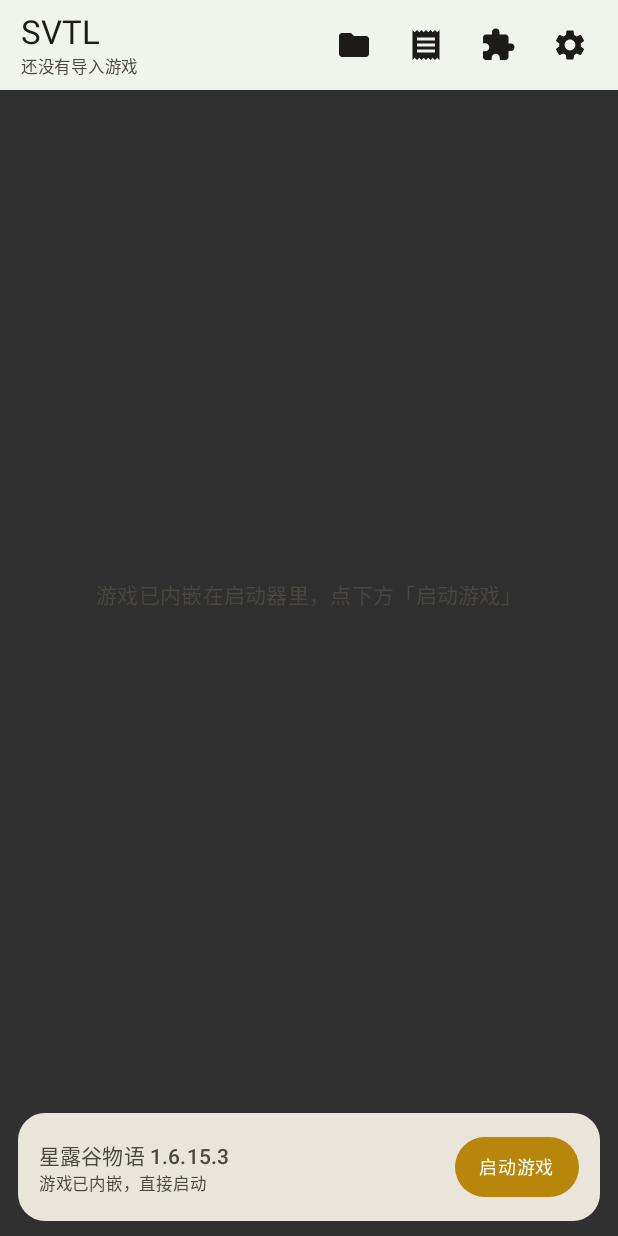
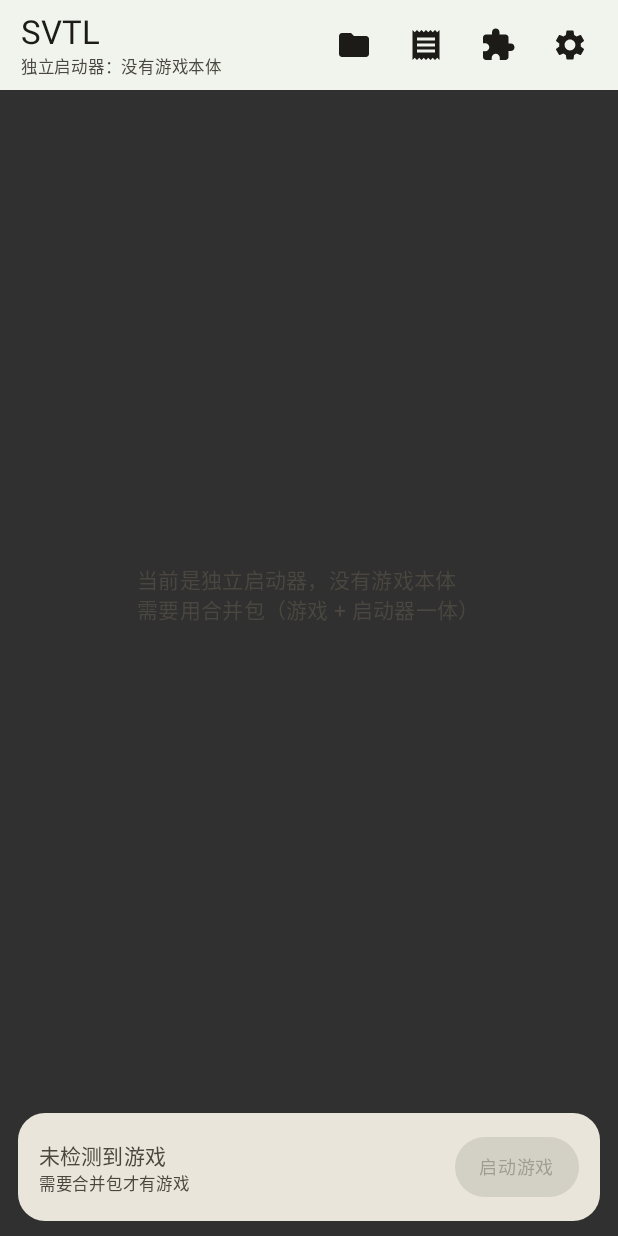
Before and after one commit to mnblkj033/SVTL, an Android app built with Jetpack Compose: the screen it shows after launch (LauncherActivity), on a phone screen of 412 x 824 dp. Run offline under Robolectric (Android 15) with nearby library versions, the phone set to English and light mode, and no system bars; pictures from the network do not load.

Commit message:
feat: SVTL 启动器（列表 / 校验 / 解压 / 启动）

```diff
--- a/app/src/main/kotlin/com/svtl/launcher/HomeScreen.kt
+++ b/app/src/main/kotlin/com/svtl/launcher/HomeScreen.kt
@@ -43,6 +43,7 @@ private val DARK_YELLOW = Color(0xFFB8860B)
 
 @Composable
 internal fun HomeScreen(
+    embedded: Boolean,
     packs: List<PackInfo>,
     status: String,
     busy: Boolean,
@@ -70,7 +71,8 @@ internal fun HomeScreen(
                 contentAlignment = Alignment.Center,
             ) {
                 Text(
-                    "游戏已内嵌在启动器里，点下方「启动游戏」",
+                    if (embedded) "点下方「启动游戏」进入星露谷"
+                    else "当前是独立启动器，没有游戏本体\n需要用合并包（游戏 + 启动器一体）",
                     style = MaterialTheme.typography.bodyMedium,
                     color = MaterialTheme.colorScheme.onSurfaceVariant,
                 )
@@ -107,13 +109,13 @@ internal fun HomeScreen(
                 ) {
                     Column(modifier = Modifier.weight(1f)) {
                         Text(
-                            text = "星露谷物语 1.6.15.3",
+                            text = if (embedded) "星露谷物语 1.6.15.3" else "未检测到游戏",
                             style = MaterialTheme.typography.labelLarge,
                             maxLines = 1,
                             overflow = TextOverflow.Ellipsis,
                         )
                         Text(
-                            text = "游戏已内嵌，直接启动",
+                            text = if (embedded) "游戏已内嵌，直接启动" else "需要合并包才有游戏",
                             style = MaterialTheme.typography.labelSmall,
                             color = MaterialTheme.colorScheme.onSurfaceVariant,
                             maxLines = 1,
@@ -122,7 +124,7 @@ internal fun HomeScreen(
                     }
                     Button(
                         onClick = onLaunch,
-                        enabled = !busy,
+                        enabled = !busy && embedded,
                         shape = RoundedCornerShape(percent = 50),
                         colors = ButtonDefaults.buttonColors(
                             containerColor = DARK_YELLOW,
--- a/app/src/main/kotlin/com/svtl/launcher/LauncherActivity.kt
+++ b/app/src/main/kotlin/com/svtl/launcher/LauncherActivity.kt
@@ -121,6 +121,10 @@ class LauncherActivity : ComponentActivity() {
     }
 }
 
+/** 合并包里才有游戏的 Activity；独立启动器里没有。 */
+internal fun gameEmbedded(): Boolean =
+    runCatching { Class.forName("com.chucklefish.stardewvalley.MainActivity") }.isSuccess
+
 internal fun hasAllFiles(context: Context): Boolean =
     if (Build.VERSION.SDK_INT >= 30) {
         Environment.isExternalStorageManager()
@@ -142,13 +146,20 @@ private fun LauncherNav(
 
     var screen by remember { mutableStateOf<Screen>(Screen.Home) }
     var packs by remember { mutableStateOf<List<PackInfo>>(emptyList()) }
-    var status by remember { mutableStateOf("还没有导入游戏") }
+    val embedded = remember { gameEmbedded() }
+    var status by remember {
+        mutableStateOf(if (embedded) "游戏已内嵌，可以直接启动" else "独立启动器：没有游戏本体")
+    }
     var busy by remember { mutableStateOf(false) }
 
     fun refresh() {
         scope.launch {
             packs = withContext(Dispatchers.IO) { PackageRepository.scan(context) }
-            status = if (packs.isEmpty()) "还没有导入游戏" else "共 ${packs.size} 个包"
+            status = when {
+                embedded -> "游戏已内嵌，可以直接启动"
+                packs.isEmpty() -> "独立启动器：没有游戏本体"
+                else -> "共 ${packs.size} 个包"
+            }
             LogStore.add("扫描完成：${packs.size} 个包")
         }
     }
@@ -200,11 +211,12 @@ private fun LauncherNav(
 
     when (val s = screen) {
         Screen.Home -> HomeScreen(
+            embedded = embedded,
             packs = packs,
             status = status,
             busy = busy,
             onImport = { openImporter() },
-            onLaunch = { (context as? LauncherActivity)?.launchGame() },
+            onLaunch = { if (embedded) (context as? LauncherActivity)?.launchGame() },
             onOpenFiles = { openImporter() },
             onOpenLogs = { screen = Screen.Logs },
             onOpenPlugins = { screen = Screen.Plugins },
```
